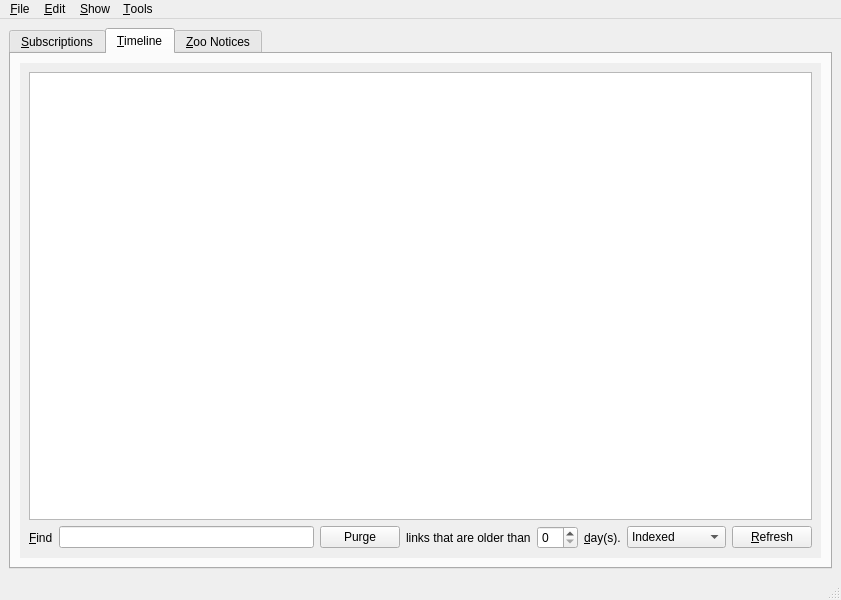
Before: the Qt Designer form branches/trunk/UI/spot-on-rss.ui in textbrowser/spot-on, drawn with Qt 5.
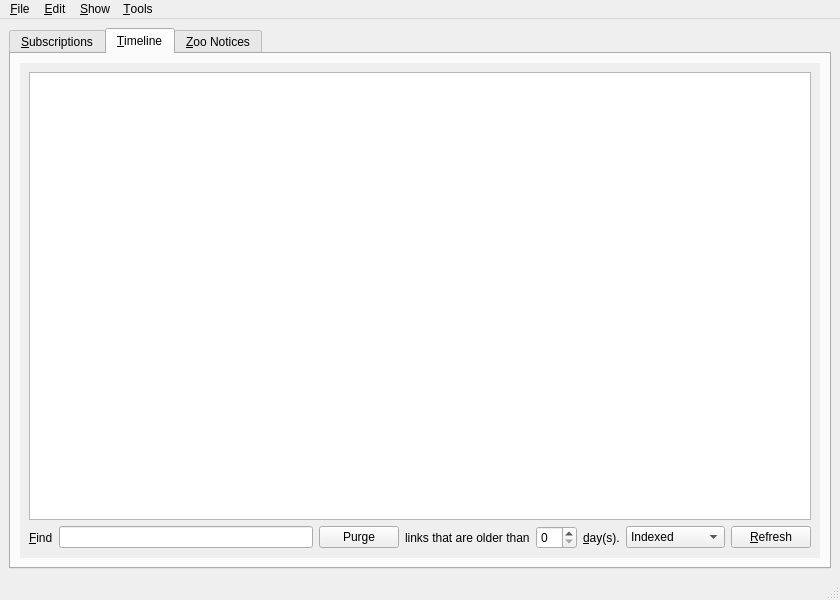
After: the same form once the commit is applied. The open tabs and pages were chosen to show the change. Icons and pictures are not drawn. Custom widgets are drawn as their Qt base class.

Patch:
```diff
--- a/branches/trunk/UI/spot-on-rss.ui
+++ b/branches/trunk/UI/spot-on-rss.ui
@@ -6,7 +6,7 @@
    <rect>
     <x>0</x>
     <y>0</y>
-    <width>841</width>
+    <width>840</width>
     <height>600</height>
    </rect>
   </property>
@@ -444,7 +444,7 @@
              <x>0</x>
              <y>0</y>
              <width>790</width>
-             <height>112</height>
+             <height>111</height>
             </rect>
            </property>
            <layout class="QVBoxLayout" name="verticalLayout_6">
@@ -634,8 +634,8 @@
     <rect>
      <x>0</x>
      <y>0</y>
-     <width>841</width>
-     <height>20</height>
+     <width>840</width>
+     <height>19</height>
     </rect>
    </property>
    <widget class="QMenu" name="menu_File">
```
